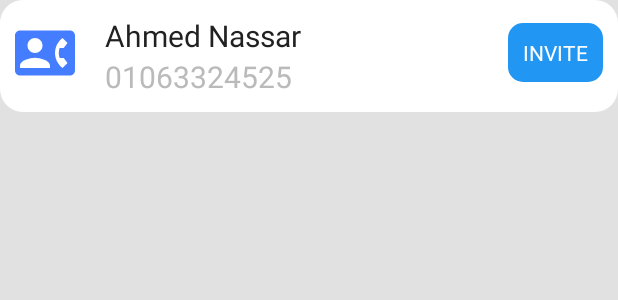
After one commit to ahmed-m-nassar/Study_Stream, an Android app: the layout contact_list_item.xml on its own in the app's theme, with its tools: preview values and no code run, on a phone screen of 412 x 824 dp. The commit adds this screen. Shown: the top 300 px of the screen. Run offline under Robolectric (Android 15) with nearby library versions, the phone set to English and light mode, and no system bars.

Commit message:
using Contacts provider to invite friends to app

```diff
--- a/app/src/main/AndroidManifest.xml
+++ b/app/src/main/AndroidManifest.xml
@@ -1,7 +1,7 @@
 <?xml version="1.0" encoding="utf-8"?>
 <manifest xmlns:android="http://schemas.android.com/apk/res/android"
     package="com.example.android.studystream">
-
+    <uses-permission android:name="android.permission.READ_CONTACTS"/>
     <application
         android:name=".Base.DataBase.MyApp"
         android:allowBackup="true"
@@ -20,7 +20,6 @@
         <activity android:name=".Answers.QuestionAnswers.QuestionAnswersActivity" />
         <activity android:name=".Questions.LessonQuestions.LessonQuestionsActivity" />
         <activity android:name=".CourseDetails.Materials.EditMaterial.EditMaterialActivity" />
-        <activity android:name=".CourseDetails.Announcements.EditAnnouncement.EditAnnouncementActivity" />
         <activity android:name=".CourseDetails.Lessons.NewLesson.NewLessonActivity" />
         <activity android:name=".CourseDetails.Materials.NewMaterial.NewMaterialActivity" />
         <activity android:name=".CourseDetails.Announcements.NewAnnouncement.NewAnnouncementActivity" />
@@ -31,8 +30,6 @@
             android:label="@string/title_activity_new_course"
             android:theme="@style/AppTheme.NoActionBar" />
         <activity android:name=".CoursesHomePage.CoursesHomePageActivity" />
-        <activity android:name=".SignUp.SignUpActivity" />
-        <activity android:name=".SignIn.SignInActivity" />
         <activity android:name=".Main.MainActivity">
             <intent-filter>
                 <action android:name="android.intent.action.MAIN" />
--- /dev/null
+++ b/app/src/main/res/drawable/contact.xml
@@ -0,0 +1,5 @@
+<vector android:alpha="0.91" android:height="24dp"
+    android:tint="#3270FF" android:viewportHeight="24.0"
+    android:viewportWidth="24.0" android:width="24dp" xmlns:android="http://schemas.android.com/apk/res/android">
+    <path android:fillColor="#FF000000" android:pathData="M22,3L2,3C0.9,3 0,3.9 0,5v14c0,1.1 0.9,2 2,2h20c1.1,0 1.99,-0.9 1.99,-2L24,5c0,-1.1 -0.9,-2 -2,-2zM8,6c1.66,0 3,1.34 3,3s-1.34,3 -3,3 -3,-1.34 -3,-3 1.34,-3 3,-3zM14,18L2,18v-1c0,-2 4,-3.1 6,-3.1s6,1.1 6,3.1v1zM17.85,14h1.64L21,16l-1.99,1.99c-1.31,-0.98 -2.28,-2.38 -2.73,-3.99 -0.18,-0.64 -0.28,-1.31 -0.28,-2s0.1,-1.36 0.28,-2c0.45,-1.62 1.42,-3.01 2.73,-3.99L21,8l-1.51,2h-1.64c-0.22,0.63 -0.35,1.3 -0.35,2s0.13,1.37 0.35,2z"/>
+</vector>
--- /dev/null
+++ b/app/src/main/res/layout/contact_list_item.xml
@@ -0,0 +1,57 @@
+<?xml version="1.0" encoding="utf-8"?>
+<LinearLayout xmlns:android="http://schemas.android.com/apk/res/android"
+    android:layout_width="wrap_content"
+    android:layout_height="wrap_content"
+    android:background="@drawable/edittext_roundedcorners"
+    android:padding="10dp">
+
+    <ImageView
+        android:layout_width="40dp"
+        android:layout_height="40dp"
+        android:layout_marginTop="5dp"
+        android:layout_marginRight="10dp"
+        android:src="@drawable/contact"/>
+    <LinearLayout
+        android:layout_width="match_parent"
+        android:layout_height="wrap_content"
+        android:orientation="vertical">
+        <RelativeLayout
+            android:layout_width="match_parent"
+            android:layout_height="wrap_content">
+            <Button
+                android:id="@+id/ContactListItem_invite_Button"
+                android:layout_marginTop="5dp"
+                android:layout_width="wrap_content"
+                android:layout_height="wrap_content"
+                android:text="INVITE"
+                android:layout_alignParentRight="true"/>
+            <TextView
+                android:id="@+id/ContactListItem_Name_TextView"
+                android:layout_width="wrap_content"
+                android:layout_height="wrap_content"
+                android:text="Ahmed Nassar"
+                android:maxLength="22"
+                android:maxLines="1"
+                android:singleLine="true"
+                android:layout_gravity="center"
+                android:layout_marginLeft="10dp"
+                android:textSize="20sp"
+                android:layout_alignParentLeft="true"/>
+            <TextView
+                android:id="@+id/ContactListItem_Phone_TextView"
+                android:layout_width="wrap_content"
+                android:layout_height="wrap_content"
+                android:text="01063324525"
+                android:maxLength="22"
+                android:maxLines="1"
+                android:singleLine="true"
+                android:layout_marginLeft="10dp"
+                android:textSize="20sp"
+                android:textColor="@color/middlegrey"
+                android:layout_alignParentLeft="true"
+                android:layout_below="@id/ContactListItem_Name_TextView"
+                />
+        </RelativeLayout>
+
+    </LinearLayout>
+</LinearLayout>
```
Also changed, not shown: app/src/main/java/com/example/android/studystream/Invite/Adapter/ContractClickListeners.java (added, +9 -0 lines), app/src/main/java/com/example/android/studystream/Invite/Adapter/ContractListAdapter.java (added, +72 -0 lines), app/src/main/java/com/example/android/studystream/Invite/Data/InviteServices.java (added, +11 -0 lines), app/src/main/java/com/example/android/studystream/Invite/Data/InviteServicesImpl.java (added, +47 -0 lines), app/src/main/java/com/example/android/studystream/Invite/InviteContract.java (added, +20 -0 lines), app/src/main/java/com/example/android/studystream/Invite/InviteFragment.java (added, +107 -0 lines), app/src/main/java/com/example/android/studystream/Invite/InvitePresenter.java (added, +29 -0 lines), app/src/main/java/com/example/android/studystream/Invite/Model/Contract.java (added, +19 -0 lines), app/src/main/java/com/example/android/studystream/Main/MainActivity.java (+17 -12 lines), app/src/main/java/com/example/android/studystream/Main/MainContract.java (+0 -18 lines), app/src/main/java/com/example/android/studystream/Main/MainPresenter.java (+0 -9 lines), app/src/main/res/layout/activity_main.xml (+9 -0 lines), app/src/main/res/layout/fragment_invite.xml (added, +12 -0 lines).
